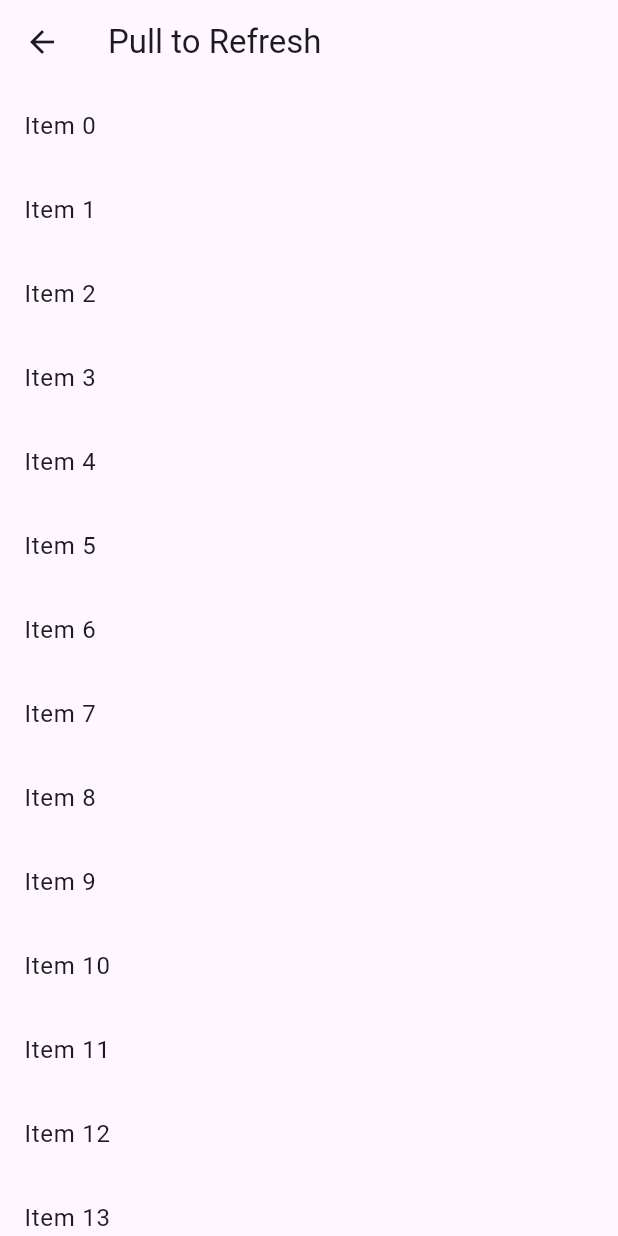
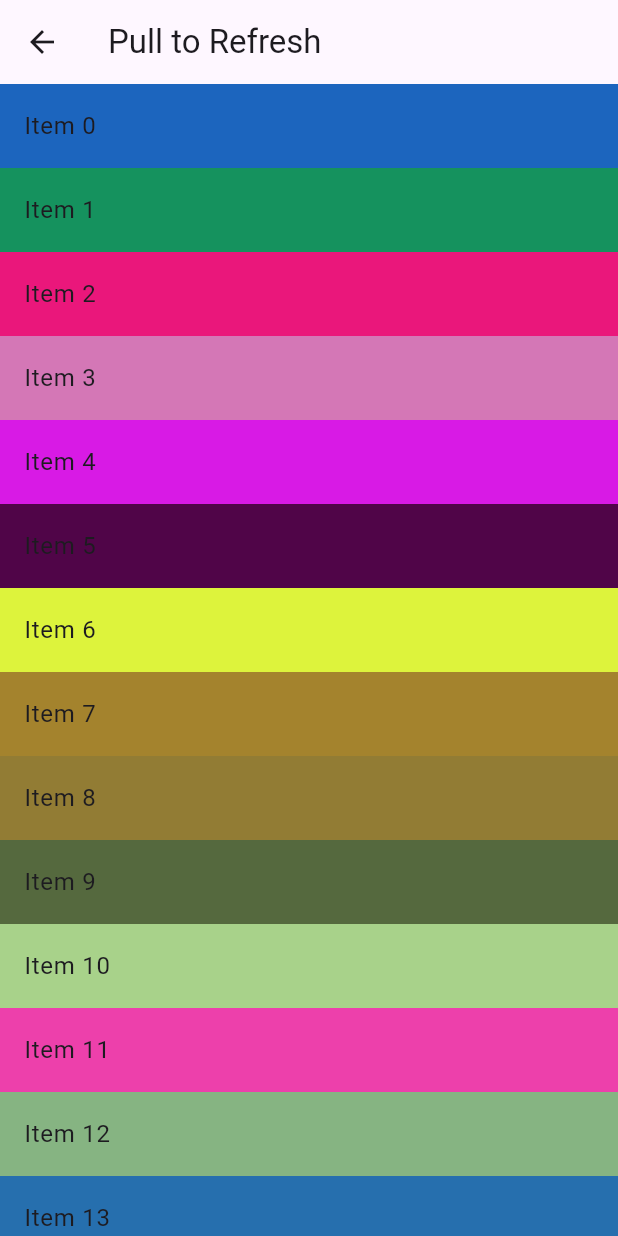
Before and after one commit to VidarDev/flutter_widget_explorer, a Flutter app: the PullToRefreshPage screen opened directly, on a phone screen of 412 x 824 dp. Run offline on Flutter 3.47's test engine with Material 3 defaults, Android fonts, the phone set to English and light mode, and no system bars.

Commit message:
add random color on items

```diff
--- a/lib/views/pull_to_refresh.page.dart
+++ b/lib/views/pull_to_refresh.page.dart
@@ -1,4 +1,5 @@
 import 'package:flutter/material.dart';
+import 'dart:math';
 
 class PullToRefreshPage extends StatefulWidget {
   const PullToRefreshPage({super.key});
@@ -8,18 +9,48 @@ class PullToRefreshPage extends StatefulWidget {
 }
 
 class _PullToRefreshPage extends State<PullToRefreshPage> {
+  final Random _random = Random();
+  late List<Color> _cellColors;
+
+  @override
+  void initState() {
+    super.initState();
+    _generateRandomColors();
+  }
+
+  void _generateRandomColors() {
+    _cellColors = List.generate(20, (_) => _randomColor());
+  }
+
+  Color _randomColor() {
+    return Color.fromARGB(
+      255,
+      _random.nextInt(256),
+      _random.nextInt(256),
+      _random.nextInt(256),
+    );
+  }
+
+  Future<void> _onRefresh() async {
+    await Future.delayed(const Duration(seconds: 1));
+    setState(() {
+      _generateRandomColors();
+    });
+  }
+
   @override
   Widget build(BuildContext context) {
     return Scaffold(
       appBar: AppBar(title: const Text('Pull to Refresh')),
       body: RefreshIndicator(
-        onRefresh: () async {
-          await Future.delayed(const Duration(seconds: 1));
-        },
+        onRefresh: _onRefresh,
         child: ListView.builder(
-          itemCount: 20,
+          itemCount: _cellColors.length,
           itemBuilder: (context, index) {
-            return ListTile(title: Text('Item $index'));
+            return Container(
+              color: _cellColors[index],
+              child: ListTile(title: Text('Item $index')),
+            );
           },
         ),
       ),
```
